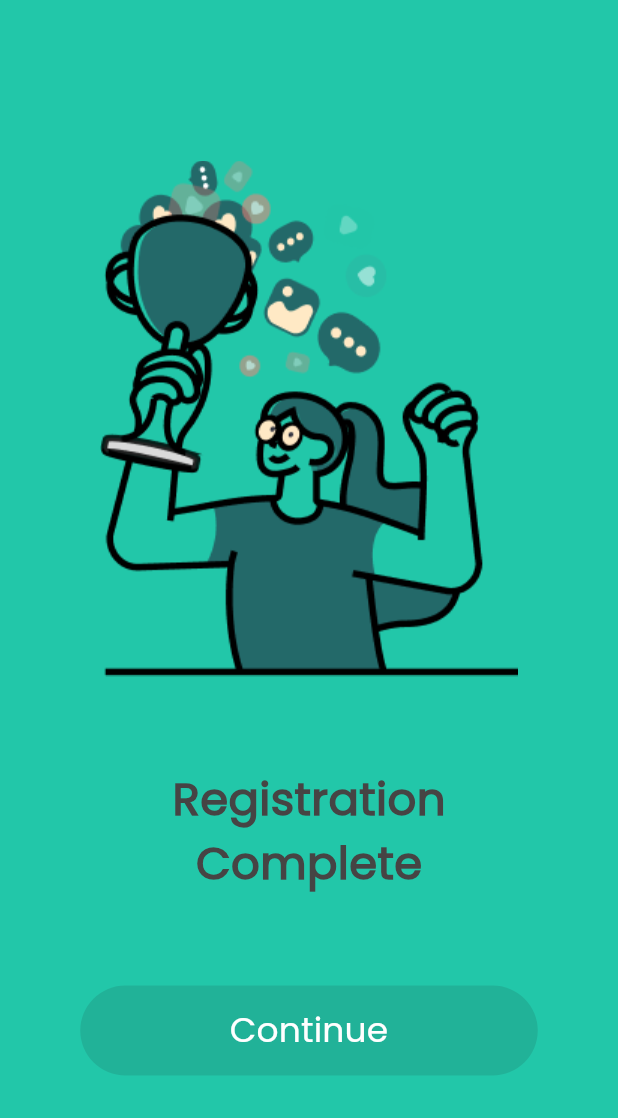
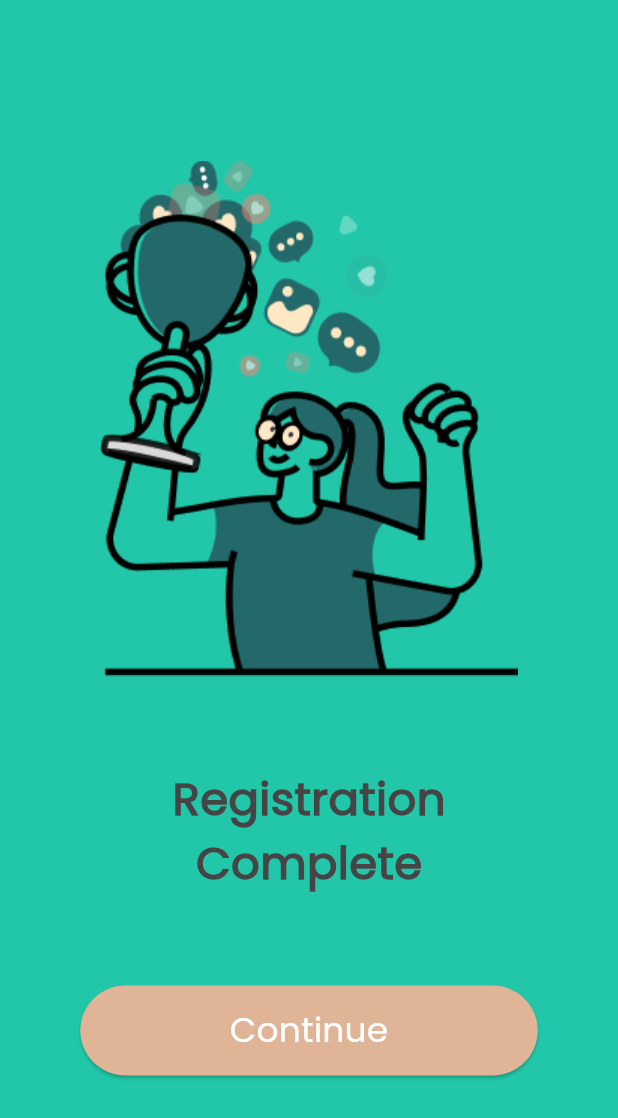
Before and after one commit to MohamedAshrafMadkour/food-app, a Flutter app: the CompleteRegisterView screen opened by its route, on a phone screen of 412 x 824 dp. Shown: the top 1118 px of the screen. Run offline on Flutter 3.47's test engine with Material 3 defaults, Android fonts, the phone set to English and light mode, and no system bars; our stand-ins replace bloc, firebase_auth, firebase_core, flutter_bloc, go_router; accounts and stored records are empty.

Commit message:
finish Auth pages

```diff
--- /dev/null
+++ b/devtools_options.yaml
@@ -0,0 +1,3 @@
+description: This file stores settings for Dart & Flutter DevTools.
+documentation: https://docs.flutter.dev/tools/devtools/extensions#configure-extension-enablement-states
+extensions:
--- a/lib/core/utils/navigation.dart
+++ b/lib/core/utils/navigation.dart
@@ -1,15 +1,16 @@
-import 'package:animations/animations.dart';
 import 'package:flutter/material.dart';
 import 'package:food_app/feature/auth/login_and_register_view/presentation/view/complete_register_view.dart';
 import 'package:food_app/feature/auth/login_and_register_view/presentation/view/login_and_register_view.dart';
 import 'package:food_app/feature/auth/login_and_register_view/presentation/view/login_view.dart';
 import 'package:food_app/feature/auth/login_and_register_view/presentation/view/register_view.dart';
+import 'package:food_app/feature/home/presentation/view/home_view.dart';
 import 'package:food_app/feature/splash/presentation/view/splash_view.dart';
 import 'package:go_router/go_router.dart';
 
 abstract class RouterNavigation {
   static const kSplashView = '/';
   static const kRegisterView = '/registerView';
+  static const kHomeView = '/homeView';
   static const kCompleteRegisterView = '/completeRegisterView';
   static const kLoginView = '/loginView';
   static const kLoginAndRegisterView = '/loginAndRegisterView';
@@ -37,6 +38,12 @@ abstract class RouterNavigation {
         },
       ),
       GoRoute(
+        path: kHomeView,
+        pageBuilder: (context, state) {
+          return customTransitionAnimation(state, child: const HomeView());
+        },
+      ),
+      GoRoute(
         path: kLoginView,
         pageBuilder: (context, state) {
           return customTransitionAnimation(state, child: const LoginView());
@@ -60,11 +67,12 @@ abstract class RouterNavigation {
       reverseTransitionDuration: const Duration(milliseconds: 400),
       child: child,
       transitionsBuilder: (context, animation, secondaryAnimation, child) {
-        return SharedAxisTransition(
-          animation: animation,
-          secondaryAnimation: secondaryAnimation,
-          transitionType: SharedAxisTransitionType.horizontal,
-          child: child,
+        return FadeTransition(
+          opacity: animation,
+          child: ScaleTransition(
+            scale: Tween<double>(begin: 0.9, end: 1).animate(animation),
+            child: child,
+          ),
         );
       },
     );
--- a/lib/feature/auth/login_and_register_view/presentation/view/register_view.dart
+++ b/lib/feature/auth/login_and_register_view/presentation/view/register_view.dart
@@ -8,6 +8,7 @@ class RegisterView extends StatelessWidget {
   @override
   Widget build(BuildContext context) {
     return const Scaffold(
+      resizeToAvoidBottomInset: true,
       backgroundColor: kAuthColor,
       body: RegisterViewBody(),
     );
--- a/lib/feature/auth/login_and_register_view/presentation/view/widgets/complete_register_view_body.dart
+++ b/lib/feature/auth/login_and_register_view/presentation/view/widgets/complete_register_view_body.dart
@@ -1,7 +1,9 @@
 import 'package:flutter/material.dart';
 import 'package:food_app/core/utils/app_images.dart';
+import 'package:food_app/core/utils/navigation.dart';
 import 'package:food_app/core/utils/styles.dart';
 import 'package:food_app/feature/auth/login_and_register_view/presentation/view/widgets/custom_button.dart';
+import 'package:go_router/go_router.dart';
 
 class CompleteRegisterViewBody extends StatelessWidget {
   const CompleteRegisterViewBody({super.key});
@@ -17,7 +19,12 @@ class CompleteRegisterViewBody extends StatelessWidget {
           const Text('Registration', style: Styles.textBold30),
           const Text('Complete', style: Styles.textBold30),
           const SizedBox(height: 60),
-          const CustomButton(text: 'Continue'),
+          CustomButton(
+            text: 'Continue',
+            onPressed: () {
+              GoRouter.of(context).push(RouterNavigation.kHomeView);
+            },
+          ),
         ],
       ),
     );
--- a/lib/feature/auth/login_and_register_view/presentation/view/widgets/custom_button.dart
+++ b/lib/feature/auth/login_and_register_view/presentation/view/widgets/custom_button.dart
@@ -1,10 +1,17 @@
 import 'package:flutter/material.dart';
+import 'package:food_app/core/constant/color_constant.dart';
 import 'package:food_app/core/utils/styles.dart';
 
 class CustomButton extends StatelessWidget {
-  const CustomButton({super.key, required this.text, this.onPressed});
+  const CustomButton({
+    super.key,
+    required this.text,
+    this.onPressed,
+    this.isLoading = false,
+  });
   final String text;
   final void Function()? onPressed;
+  final bool isLoading;
   @override
   Widget build(BuildContext context) {
     return ElevatedButton(
@@ -13,7 +20,10 @@ class CustomButton extends StatelessWidget {
         backgroundColor: const Color(0xffDFB497),
       ),
       onPressed: onPressed,
-      child: Text(text, style: Styles.textRegular23),
+      child:
+          isLoading
+              ? const CircularProgressIndicator(color: kAuthColor)
+              : Text(text, style: Styles.textRegular23),
     );
   }
 }
```
Also changed, not shown: lib/core/helper/snack_bar.dart (added, +38 -0 lines), lib/feature/auth/login_and_register_view/presentation/manager/cubit/auth_cubit.dart (+26 -11 lines), lib/feature/auth/login_and_register_view/presentation/view/widgets/custom_login_and_register_view_body.dart (+1 -6 lines), lib/feature/auth/login_and_register_view/presentation/view/widgets/custom_text_form_field.dart (+27 -1 lines), lib/feature/auth/login_and_register_view/presentation/view/widgets/login_view_body.dart (+36 -9 lines), lib/feature/auth/login_and_register_view/presentation/view/widgets/register_view_body.dart (+33 -10 lines), lib/feature/home/presentation/view/home_view.dart (added, +10 -0 lines), lib/main.dart (+14 -5 lines), 1 other file.
